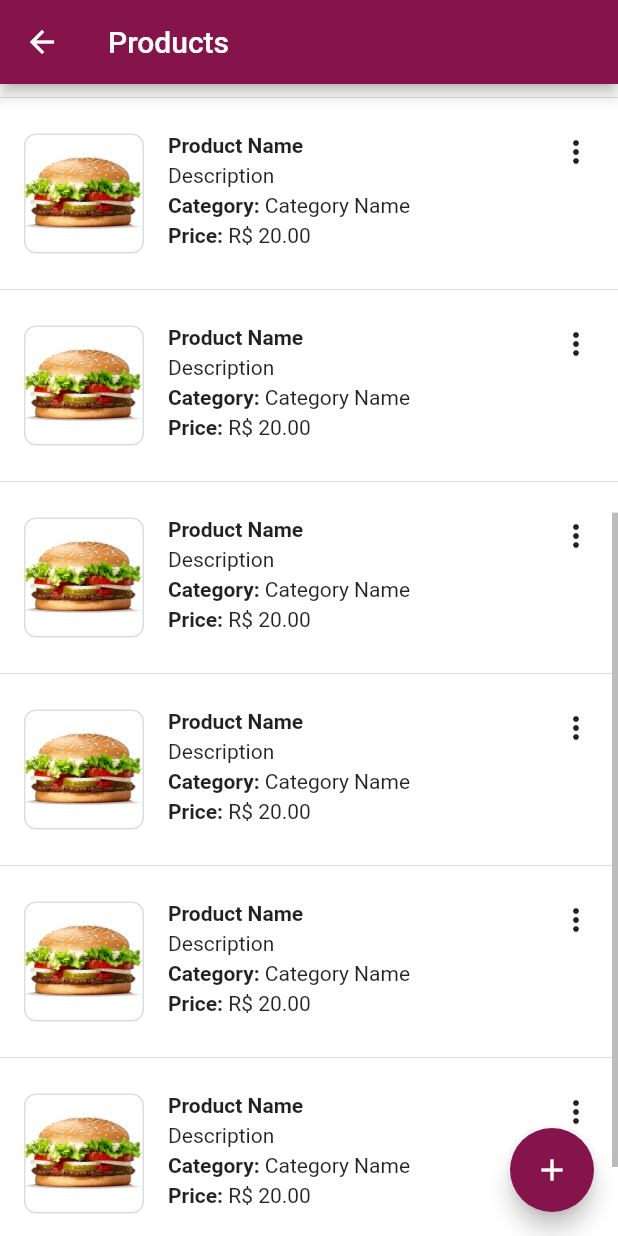
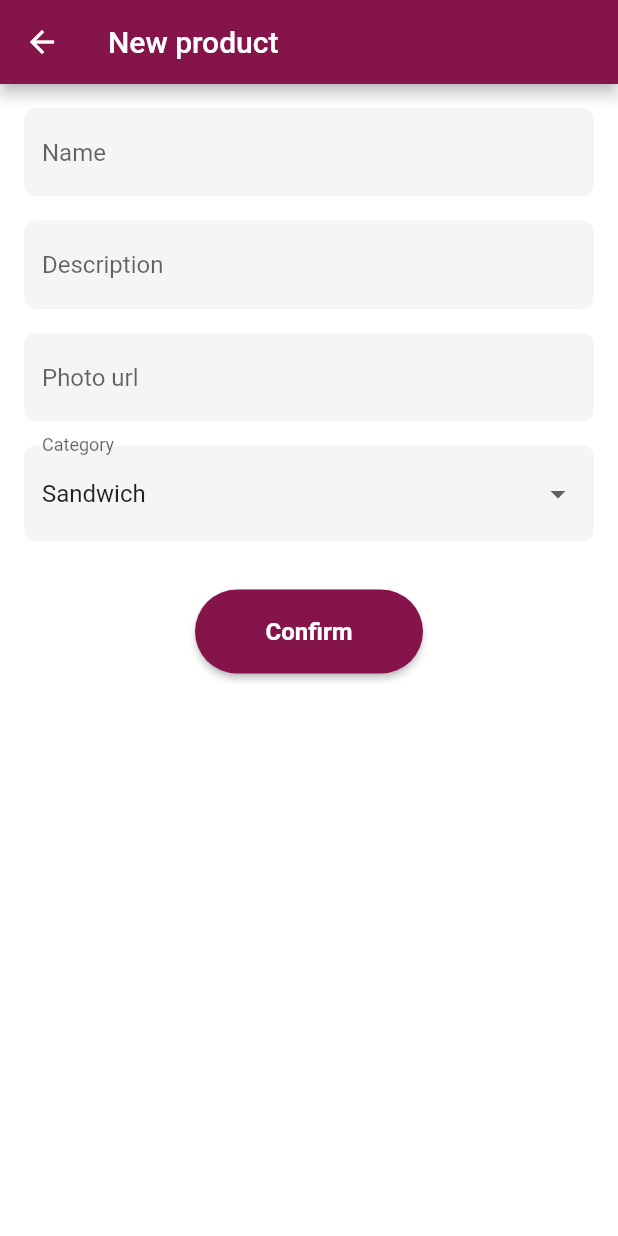
Before and after one commit to oiesc/trabalho-fullstack-admin-app, a Flutter app: the ProductScreen screen opened by its route, scrolled down 503 dp, after a tap on the "add" icon, on a phone screen of 412 x 824 dp. Run offline on Flutter 3.47's test engine with Material 2 defaults, Android fonts, the phone set to English and light mode, and no system bars; our stand-ins replace flutter_mobx, get_it, mobx; generated files the repository leaves out were written again; Roboto replaces fonts that are missing (Montserrat).

Commit message:
feat: create new product screen and global scaffold message

```diff
--- /dev/null
+++ b/lib/resources/global_scaffold.dart
@@ -0,0 +1,20 @@
+import 'package:adminapp/resources/global_colors.dart';
+import 'package:flutter/material.dart';
+
+class GlobalScaffold {
+  static final GlobalScaffold instance = GlobalScaffold();
+  final GlobalKey<ScaffoldMessengerState> scaffoldMessengerKey =
+      GlobalKey<ScaffoldMessengerState>();
+  final GlobalKey<NavigatorState> navigatorKey = GlobalKey<NavigatorState>();
+
+  void showSnackBar(SnackBar snackBar) {
+    scaffoldMessengerKey.currentState?.showSnackBar(snackBar);
+  }
+
+  void snackBarStatus(String message, {Color? color}) {
+    showSnackBar(SnackBar(
+      content: Text(message),
+      backgroundColor: color ?? GlobalColors.blue,
+    ));
+  }
+}
--- /dev/null
+++ b/lib/views/product/product_data.dart
@@ -0,0 +1,102 @@
+import 'package:adminapp/controllers/product_controller.dart';
+import 'package:adminapp/resources/global_scaffold.dart';
+import 'package:flutter/material.dart';
+import 'package:flutter_mobx/flutter_mobx.dart';
+import 'package:get_it/get_it.dart';
+
+class ProductData extends StatefulWidget {
+  const ProductData({super.key, this.productId});
+  final String? productId;
+
+  @override
+  State<ProductData> createState() => _ProductDataState();
+}
+
+class _ProductDataState extends State<ProductData> {
+  final productController = GetIt.I.get<ProductController>();
+  final scrollController = ScrollController();
+
+  @override
+  void initState() {
+    super.initState();
+  }
+
+  @override
+  void dispose() {
+    scrollController.dispose();
+    productController.reset();
+    super.dispose();
+  }
+
+  @override
+  Widget build(BuildContext context) {
+    return Scaffold(
+      appBar: AppBar(
+        title: Text(widget.productId != null
+            ? "Edit product #${widget.productId}"
+            : "New product"),
+      ),
+      body: SingleChildScrollView(
+        child: Column(children: [
+          Padding(
+            padding:
+                const EdgeInsets.only(left: 16, right: 16, top: 16, bottom: 8),
+            child: TextField(
+              textInputAction: TextInputAction.next,
+              controller: productController.productName,
+              decoration: const InputDecoration(
+                labelText: "Name",
+              ),
+            ),
+          ),
+          Padding(
+            padding:
+                const EdgeInsets.only(left: 16, right: 16, top: 8, bottom: 8),
+            child: TextField(
+              textInputAction: TextInputAction.next,
+              controller: productController.productDescription,
+              decoration: const InputDecoration(
+                labelText: "Description",
+              ),
+            ),
+          ),
+          Padding(
+            padding:
+                const EdgeInsets.only(left: 16, right: 16, top: 8, bottom: 8),
+            child: TextField(
+              textInputAction: TextInputAction.done,
+              controller: productController.productPhotoUrl,
+              decoration: const InputDecoration(
+                labelText: "Photo url",
+              ),
+            ),
+          ),
+          Padding(
+              padding: const EdgeInsets.only(
+                  left: 16, right: 16, top: 8, bottom: 16),
+              child: Observer(builder: (_) {
+                return DropdownButtonFormField(
+                    decoration: const InputDecoration(labelText: "Category"),
+                    borderRadius: BorderRadius.circular(8),
+                    isExpanded: true,
+                    value: productController.productCategory,
+                    items: const [
+                      DropdownMenuItem(value: 1, child: Text('Sandwich')),
+                      DropdownMenuItem(value: 2, child: Text('Drink')),
+                    ],
+                    onChanged: (value) =>
+                        productController.changeProductCategory(value));
+              })),
+          Padding(
+            padding: const EdgeInsets.all(16),
+            child: ElevatedButton(
+                onPressed: () {
+                  GlobalScaffold.instance.snackBarStatus("Teste");
+                },
+                child: const Text('Confirm')),
+          )
+        ]),
+      ),
+    );
+  }
+}
--- a/lib/views/product/product_index.dart
+++ b/lib/views/product/product_index.dart
@@ -1,4 +1,5 @@
 import 'package:adminapp/resources/global_colors.dart';
+import 'package:adminapp/views/product/product_data.dart';
 import 'package:flutter/material.dart';
 
 class ProductScreen extends StatefulWidget {
@@ -22,6 +23,7 @@ class _ProductScreenState extends State<ProductScreen> {
             children: [
               ProductWidget(
                 index: index,
+                id: "newId",
                 name: "Product Name",
                 description: "Description",
                 category: "Category Name",
@@ -36,7 +38,11 @@ class _ProductScreenState extends State<ProductScreen> {
         ),
       ),
       floatingActionButton: FloatingActionButton(
-        onPressed: () {},
+        onPressed: () => Navigator.push(
+            context,
+            MaterialPageRoute(
+              builder: (context) => const ProductData(),
+            )),
         child: const Icon(
           Icons.add,
         ),
@@ -49,6 +55,7 @@ class ProductWidget extends StatelessWidget {
   const ProductWidget({
     Key? key,
     required this.index,
+    required this.id,
     required this.name,
     required this.description,
     required this.category,
@@ -57,6 +64,7 @@ class ProductWidget extends StatelessWidget {
   }) : super(key: key);
 
   final int index;
+  final String id;
   final String name;
   final String description;
   final String category;
@@ -72,7 +80,13 @@ class ProductWidget extends StatelessWidget {
             color: GlobalColors.silver,
           ),
         InkWell(
-          onTap: () => print('teste'),
+          onTap: () => Navigator.push(
+              context,
+              MaterialPageRoute(
+                builder: (context) => ProductData(
+                  productId: id,
+                ),
+              )),
           child: Container(
             margin: EdgeInsets.only(
                 left: 8, right: 8, bottom: 8, top: index > 0 ? 8 : 16),
```
Also changed, not shown: lib/controllers/product_controller.dart (added, +24 -0 lines), lib/main.dart (+24 -2 lines), lib/controllers/product_controller.g.dart (added).
